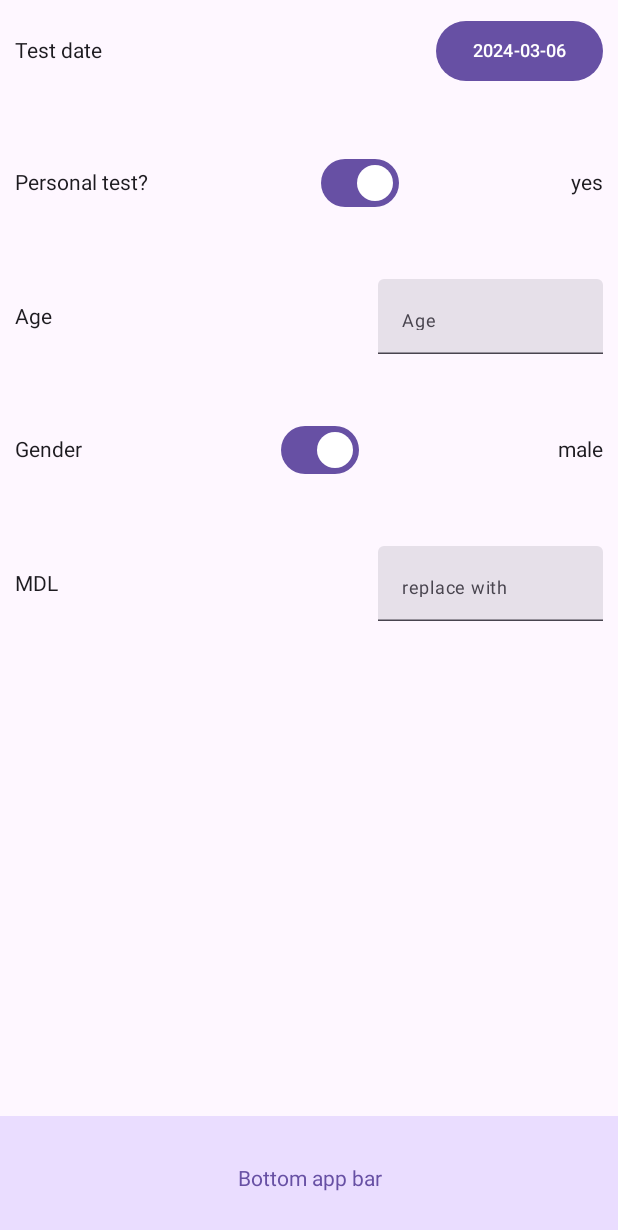
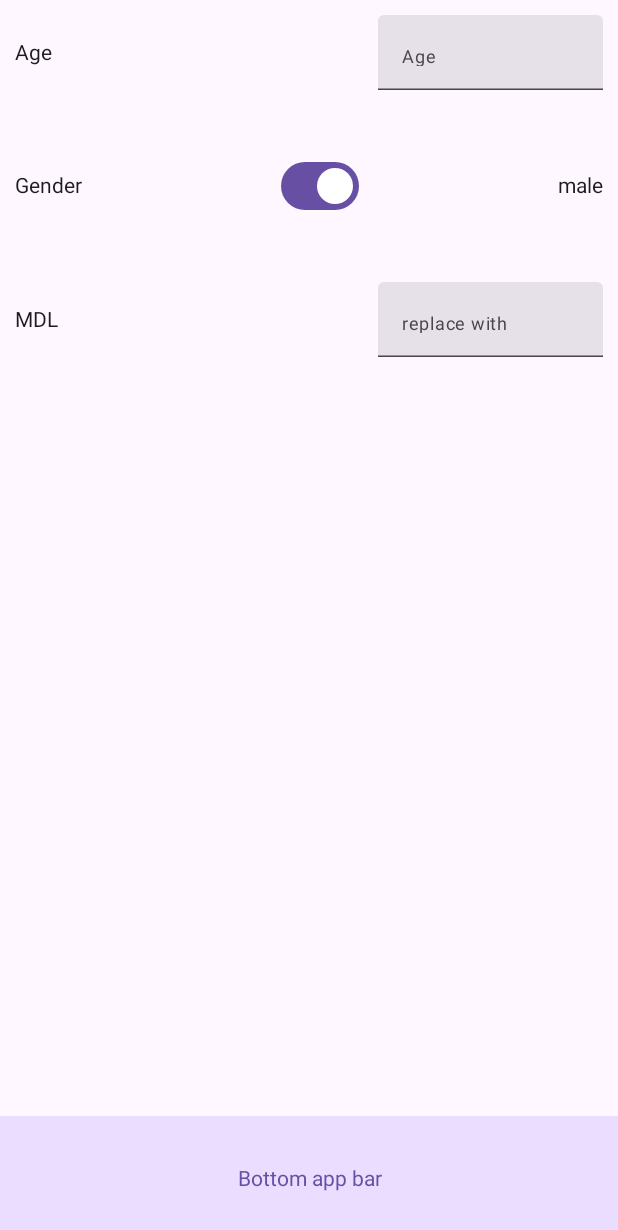
Before and after one commit to cbear1984/ACFTExample, an Android app built with Jetpack Compose: the screen it shows after launch (AcftActivity), on a phone screen of 412 x 824 dp. Shown: the top 1230 px of the screen. Run offline under Robolectric (Android 15) with nearby library versions, the phone set to English and light mode, and no system bars; our stand-ins replace Dagger/Hilt's generated code.

Commit message:
Example Proj

```diff
--- a/app/src/main/assets/scorecard.json
+++ b/app/src/main/assets/scorecard.json
@@ -1,3 +1,5 @@
+{
+  "scorecards":
   [
     {
       "id": "1000",
@@ -748,3 +750,4 @@
       ]
     }
   ]
+}
--- a/app/src/main/java/com/ods/acftexample/AcftActivity.kt
+++ b/app/src/main/java/com/ods/acftexample/AcftActivity.kt
@@ -61,23 +61,6 @@ fun AcftApp(
     var personal by remember { mutableStateOf("yes") }
 
 
-    val mContext = LocalContext.current
-    val mYear: Int
-    val mMonth: Int
-    val mDay: Int
-    val mCalendar = Calendar.getInstance()
-    mYear = mCalendar.get(Calendar.YEAR)
-    mMonth = mCalendar.get(Calendar.MONTH)
-    mDay = mCalendar.get(Calendar.DAY_OF_MONTH)
-
-    mCalendar.time = Date()
-    val mDate = remember { mutableStateOf("${LocalDate.now()}") }
-    val mDatePickerDialog = DatePickerDialog(
-        mContext,
-        { _: DatePicker, mYear: Int, mMonth: Int, mDayOfMonth: Int ->
-            mDate.value = "$mYear-${mMonth + 1}-$mDayOfMonth"
-        }, mYear, mMonth, mDay
-    )
 
     Scaffold(
         bottomBar = {
@@ -102,43 +85,6 @@ fun AcftApp(
             Arrangement.spacedBy(20.dp),
             Alignment.CenterHorizontally
         ) {
-
-            Row(
-                modifier = Modifier
-                    .fillMaxWidth()
-                    .padding(10.dp),
-                Arrangement.SpaceBetween,
-                Alignment.CenterVertically
-            ) {
-                Text("Test date")
-                Button(onClick = {
-                    mDatePickerDialog.show()
-                }) {
-                    Text(text = mDate.value, fontSize = 12.sp, textAlign = TextAlign.Center)
-                }
-            }
-            Row(
-                modifier = Modifier
-                    .fillMaxWidth()
-                    .padding(10.dp),
-                Arrangement.SpaceBetween,
-                Alignment.CenterVertically
-            ) {
-                Text("Personal test?")
-                Switch(
-                    checked = personalSelected,
-                    onCheckedChange = { isOn ->
-                        personalSelected = isOn
-                        personal = if (!personalSelected) {
-                            "no"
-                        } else {
-                            "yes"
-                        }
-                    }
-                )
-                Text(personal)
-            }
-
             Row(
                 modifier = Modifier
                     .fillMaxWidth()
@@ -207,7 +153,43 @@ fun AcftApp(
                 )
             }
 //            Text(viewModel.getMdlPoints().toString())
+        }
+    }
+}
 
+
+//val mContext = LocalContext.current
+//    val mYear: Int
+//    val mMonth: Int
+//    val mDay: Int
+//    val mCalendar = Calendar.getInstance()
+//    mYear = mCalendar.get(Calendar.YEAR)
+//    mMonth = mCalendar.get(Calendar.MONTH)
+//    mDay = mCalendar.get(Calendar.DAY_OF_MONTH)
+//
+//    mCalendar.time = Date()
+//    val mDate = remember { mutableStateOf("${LocalDate.now()}") }
+//    val mDatePickerDialog = DatePickerDialog(
+//        mContext,
+//        { _: DatePicker, mYear: Int, mMonth: Int, mDayOfMonth: Int ->
+//            mDate.value = "$mYear-${mMonth + 1}-$mDayOfMonth"
+//        }, mYear, mMonth, mDay
+//    )
+
+//Row(
+//                modifier = Modifier
+//                    .fillMaxWidth()
+//                    .padding(10.dp),
+//                Arrangement.SpaceBetween,
+//                Alignment.CenterVertically
+//            ) {
+//                Text("Test date")
+//                Button(onClick = {
+//                    mDatePickerDialog.show()
+//                }) {
+//                    Text(text = mDate.value, fontSize = 12.sp, textAlign = TextAlign.Center)
+//                }
+//            }
 //            Row(
 //                modifier = Modifier
 //                    .fillMaxWidth()
@@ -215,43 +197,17 @@ fun AcftApp(
 //                Arrangement.SpaceBetween,
 //                Alignment.CenterVertically
 //            ) {
-//                Text("SPT")
-//                TextField(
-//                    modifier = Modifier.size(width = 150.dp, height = 50.dp),
-//                    value = viewModel.sptRaw.value,
-//                    onValueChange = { newRaw ->
-//                        viewModel.updateSpt(newRaw)
-//                    },
-//                    placeholder = {
-//                        Text(text = "replace with standard format", fontSize = 12.sp)
-//                    },
-//                    keyboardOptions = KeyboardOptions(keyboardType = KeyboardType.Number)
+//                Text("Personal test?")
+//                Switch(
+//                    checked = personalSelected,
+//                    onCheckedChange = { isOn ->
+//                        personalSelected = isOn
+//                        personal = if (!personalSelected) {
+//                            "no"
+//                        } else {
+//                            "yes"
+//                        }
+//                    }
 //                )
+//                Text(personal)
 //            }
-//            Text(viewModel.getSptPoints().toString())
-
-//            Row(
-//                modifier = Modifier
-//                    .fillMaxWidth()
-//                    .padding(10.dp),
-//                Arrangement.SpaceBetween,
-//                Alignment.CenterVertically
-//            ) {
-//                Text("HRP")
-//                TextField(
-//                    modifier = Modifier.size(width = 150.dp, height = 50.dp),
-//                    value = viewModel.hrpRaw.value,
-//                    onValueChange = { newRaw ->
-////                        viewModel.updateHrp(newRaw)
-////                        viewModel.getHrpMap()
-//                    },
-//                    placeholder = {
-//                        Text(text = "replace with standard format", fontSize = 12.sp)
-//                    },
-//                    keyboardOptions = KeyboardOptions(keyboardType = KeyboardType.Number)
-//                )
-//            }
-////            Text(viewModel.getHrpPoints().toString())
-        }
-    }
-}
--- a/app/src/main/java/com/ods/acftexample/AcftService.kt
+++ b/app/src/main/java/com/ods/acftexample/AcftService.kt
@@ -1,8 +1,8 @@
 package com.ods.acftexample
 
 import android.content.Context
-import com.ods.acftexample.data.Scorecards
+import com.ods.acftexample.data.Event
 
 interface AcftService {
-    fun getScorecard(age: Byte, gender: String): List<Scorecards>
+    fun getScorecard(age: Byte, gender: String): List<Event>
 }
```
Also changed, not shown: app/src/main/java/com/ods/acftexample/AcftServiceImpl.kt (+19 -38 lines), app/src/main/java/com/ods/acftexample/ScorecardViewModel.kt (+2 -208 lines), app/src/main/java/com/ods/acftexample/data/Data.kt (+23 -115 lines). Lines whose indentation alone changed are shown as unchanged.
